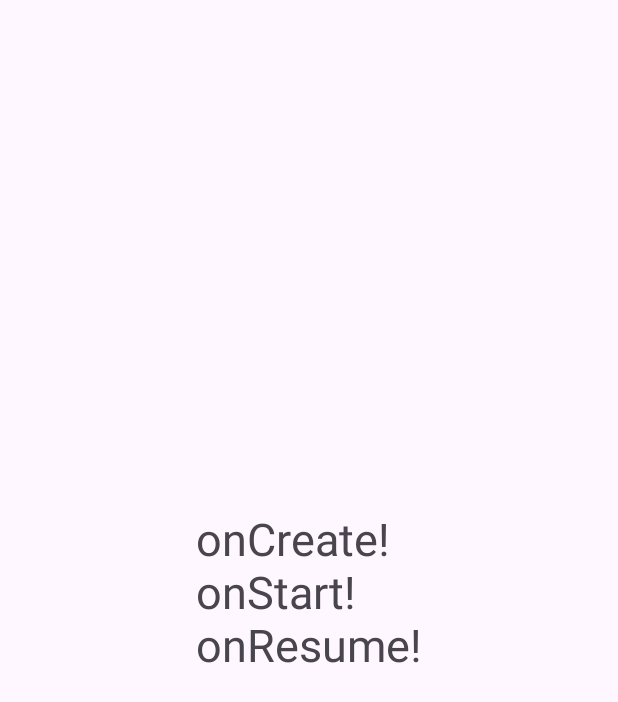
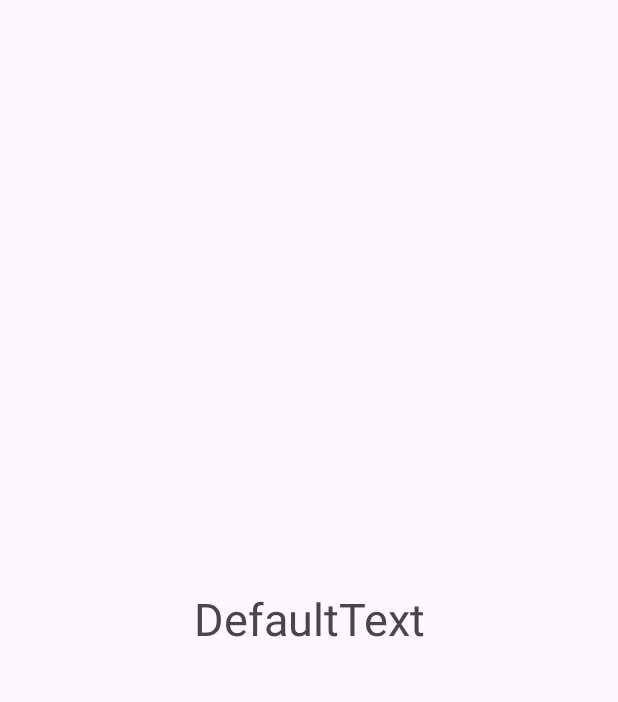
Before and after one commit to Wookieeeeee/life-cycle, an Android app: the screen it shows after launch (MainActivity), on a phone screen of 412 x 824 dp. Shown: the top 702 px of the screen. Run offline under Robolectric (Android 15) with nearby library versions, the light colour scheme and no system bars.

Commit message:
SharedPreferences

```diff
--- a/app/src/main/java/com/example/saving/MainActivity.java
+++ b/app/src/main/java/com/example/saving/MainActivity.java
@@ -3,76 +3,27 @@ package com.example.saving;
 import androidx.annotation.NonNull;
 import androidx.appcompat.app.AppCompatActivity;
 
+import android.content.Context;
+import android.content.SharedPreferences;
 import android.os.Bundle;
 import android.os.PersistableBundle;
 import android.util.Log;
 import android.widget.TextView;
 
 public class MainActivity extends AppCompatActivity {
-
-    private TextView textView;
-
     @Override
     protected void onCreate(Bundle savedInstanceState) {
         super.onCreate(savedInstanceState);
         setContentView(R.layout.activity_main);
 
-        textView = findViewById(R.id.textView);
+        SharedPreferences sharedPreferences = this.getSharedPreferences("mySharedPreferences", Context.MODE_PRIVATE);
 
-        if (savedInstanceState != null) {
-            textView.setText(savedInstanceState.getString("textToBundle"));
-        }
+        SharedPreferences.Editor editor = sharedPreferences.edit();
+        //editor.putString("newHelloText", "helloSharedPreferences");
+        editor.clear();
+        editor.apply();
 
-        Log.d("LifeCycle method: ", "onCreate!");
-        textView.append("onCreate!" + "\n");
-    }
-
-    @Override
-    protected void onStart() {
-        super.onStart();
-
-        Log.d("LifeCycle method: ", "onStart!");
-        textView.append("onStart!" + "\n");
-    }
-
-    @Override
-    protected void onResume() {
-        super.onResume();
-
-        Log.d("LifeCycle method: ", "onResume!");
-        textView.append("onResume!" + "\n");
-    }
-
-    @Override
-    protected void onPause() {
-        super.onPause();
-
-        Log.d("LifeCycle method: ", "onPause!");
-        textView.append("onPause!" + "\n");
-    }
-
-    @Override
-    protected void onStop() {
-        super.onStop();
-
-        Log.d("LifeCycle method: ", "onStop!");
-        textView.append("onStop!" + "\n");
-    }
-
-    @Override
-    protected void onDestroy() {
-        super.onDestroy();
-
-        Log.d("LifeCycle method: ", "onDestroy!");
-        textView.append("onDestroy!" + "\n");
-    }
-
-    @Override
-    public void onSaveInstanceState(@NonNull Bundle outState) {
-        super.onSaveInstanceState(outState);
-
-        Log.d("onSaveInstanceState: ", "onSaveInstanceState!");
-
-        outState.putString("textToBundle", textView.getText().toString());
+        TextView textView = findViewById(R.id.textView);
+        textView.setText(sharedPreferences.getString("newHelloText", "DefaultText"));
     }
 }
```
